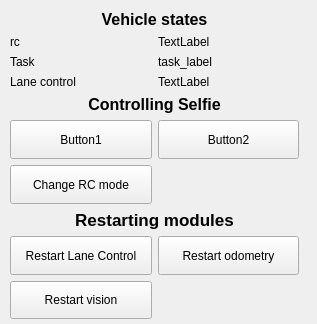
The window that src/Tools/rqt_plugins/resource/MyPlugin.ui (KNR-PW/selfie_carolocup) describes before a commit, drawn with Qt 5.
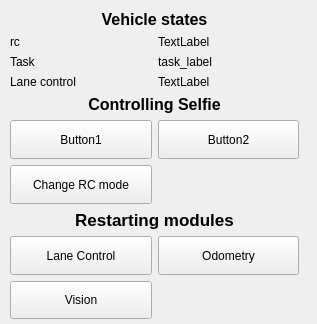
The same window after the commit.

Commit message: Remove restert from button labels

```diff
--- a/src/Tools/rqt_plugins/resource/MyPlugin.ui
+++ b/src/Tools/rqt_plugins/resource/MyPlugin.ui
@@ -231,7 +231,7 @@
          </sizepolicy>
         </property>
         <property name="text">
-         <string>Restart Lane Control</string>
+         <string>Lane Control</string>
         </property>
        </widget>
       </item>
@@ -244,7 +244,7 @@
          </sizepolicy>
         </property>
         <property name="text">
-         <string>Restart odometry</string>
+         <string>Odometry</string>
         </property>
        </widget>
       </item>
@@ -257,7 +257,7 @@
          </sizepolicy>
         </property>
         <property name="text">
-         <string>Restart vision</string>
+         <string>Vision</string>
         </property>
        </widget>
       </item>
```
Left out of the diff: 12 changed lines with no effect on the pictures.
